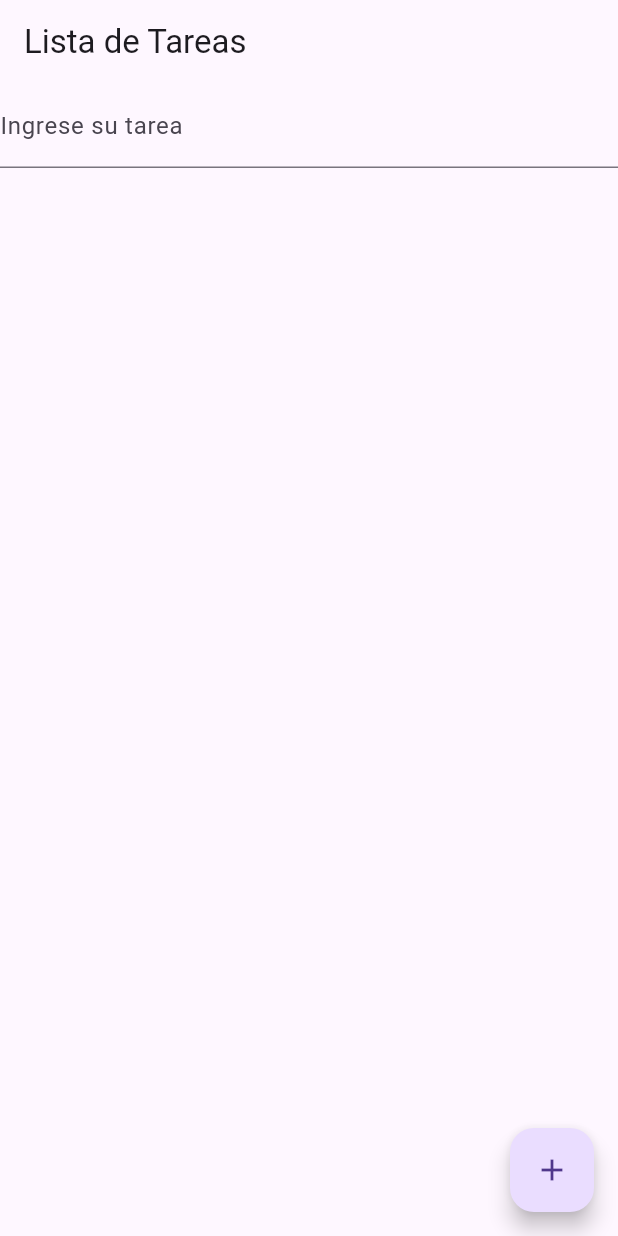
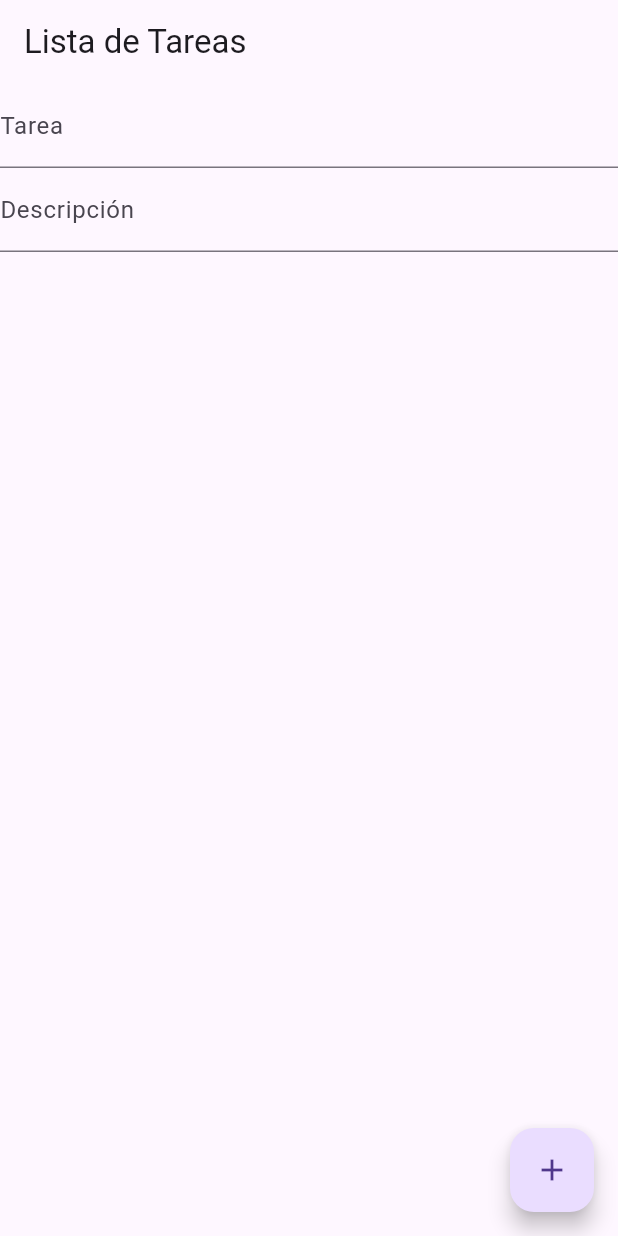
Before and after one commit to Sanspeen/todo_app, a Flutter app: the screen it shows after launch, after a tap on the "add" icon, on a phone screen of 412 x 824 dp. Run offline on Flutter 3.47's test engine with Material 3 defaults, Android fonts, the phone set to English and light mode, and no system bars.

Commit message:
Added checkbox in tasks

```diff
--- a/lib/main.dart
+++ b/lib/main.dart
@@ -23,16 +23,25 @@ class TodoListScreen extends StatefulWidget {
 }
 
 class _TodoListScreenState extends State<TodoListScreen> {
-  final TextEditingController _controller = TextEditingController();
-  final List<String> _todos = [];
+  final TextEditingController _taskController = TextEditingController();
+  final TextEditingController _descriptionController = TextEditingController();
+  final List<TodoItem> _todos = [];
 
   void _addTodo() {
     setState(() {
-      String newTodo = _controller.text;
-      if (newTodo.isNotEmpty) {
-        _todos.add(newTodo);
-        _controller.clear();
+      String newTask = _taskController.text;
+      String newDescription = _descriptionController.text;
+      if (newTask.isNotEmpty) {
+        _todos.add(TodoItem(task: newTask, description: newDescription, completed: false));
+        _taskController.clear();
+        _descriptionController.clear();
       }
+    });
+  }
+
+  void _toggleTodoComplete(int index) {
+    setState(() {
+      _todos[index].completed = !_todos[index].completed;
     });
   }
 
@@ -45,9 +54,16 @@ class _TodoListScreenState extends State<TodoListScreen> {
       body: Column(
         children: <Widget>[
           TextField(
-            controller: _controller,
+            controller: _taskController,
             decoration: InputDecoration(
-              labelText: 'Ingrese su tarea',
+              labelText: 'Tarea',
+            ),
+            onSubmitted: (_) => _addTodo(),
+          ),
+          TextField(
+            controller: _descriptionController,
+            decoration: InputDecoration(
+              labelText: 'Descripción',
             ),
             onSubmitted: (_) => _addTodo(),
           ),
@@ -57,7 +73,12 @@ class _TodoListScreenState extends State<TodoListScreen> {
               itemCount: _todos.length,
               itemBuilder: (context, index) {
                 return ListTile(
-                  title: Text(_todos[index]),
+                  title: Text(_todos[index].task),
+                  subtitle: Text(_todos[index].description),
+                  trailing: Checkbox(
+                    value: _todos[index].completed,
+                    onChanged: (_) => _toggleTodoComplete(index),
+                  ),
                 );
               },
             ),
@@ -72,3 +93,11 @@ class _TodoListScreenState extends State<TodoListScreen> {
     );
   }
 }
+
+class TodoItem {
+  String task;
+  String description;
+  bool completed;
+
+  TodoItem({required this.task, required this.description, required this.completed});
+}
```
